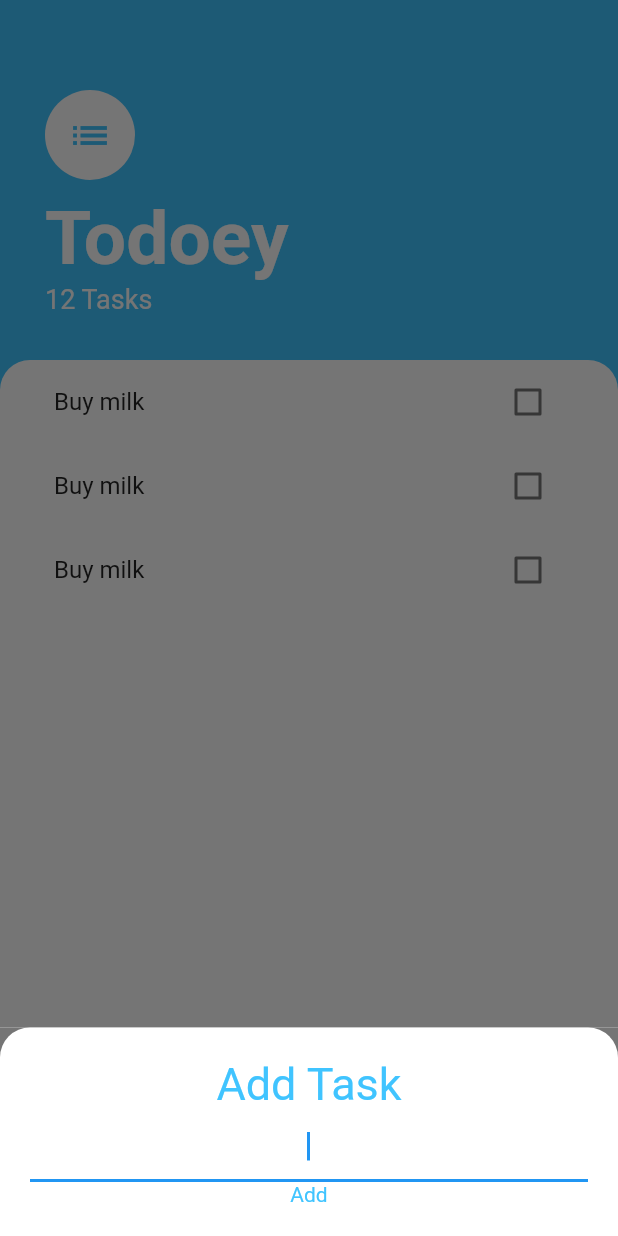
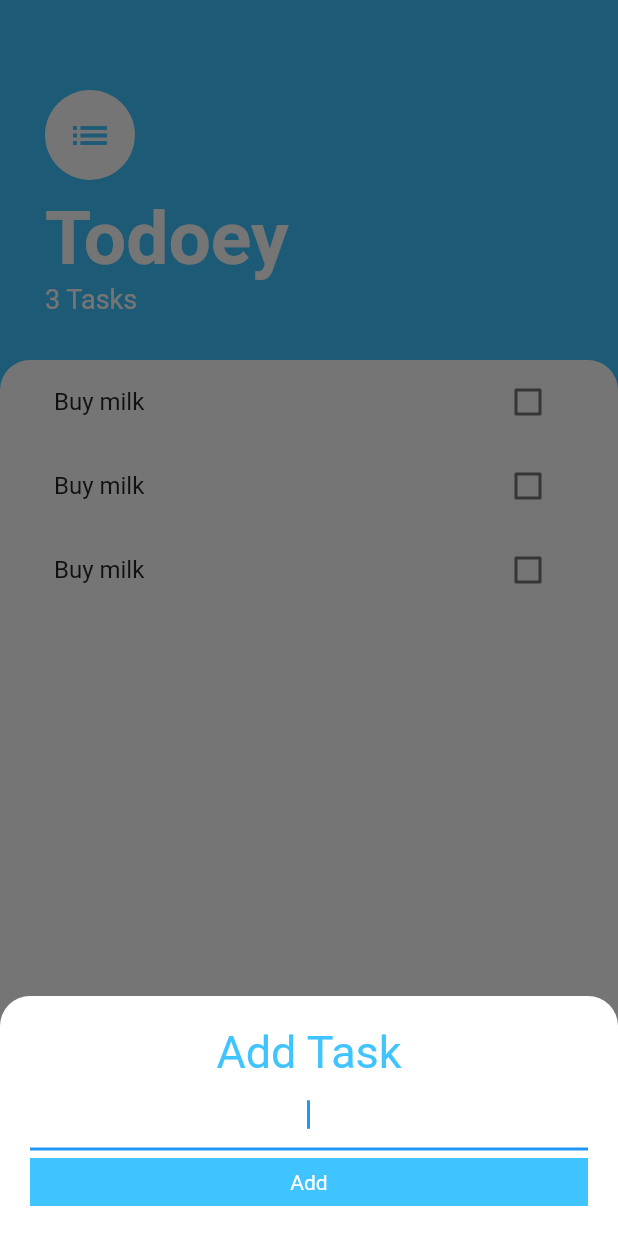
Before and after one commit to abayomiDare/todoey, a Flutter app: the screen it shows after launch, after a tap on the "add" icon, on a phone screen of 412 x 824 dp. Run offline on Flutter 3.47's test engine with Material 2 defaults, Android fonts, the phone set to English and light mode, and no system bars.

```diff
--- a/lib/screens/add_task.dart
+++ b/lib/screens/add_task.dart
@@ -32,15 +32,20 @@ class AddTaskScreen extends StatelessWidget {
                 newTaskTitle = value;
               },
             ),
+            const SizedBox(height: 5.0),
             GestureDetector(
                 onTap: () {
                   addTaskCallback(newTaskTitle!);
                 },
-                child: const SizedBox(
-                  child: Text(
-                    'Add',
-                    textAlign: TextAlign.center,
-                    style: TextStyle(color: Colors.lightBlueAccent),
+                child: Container(
+                  color: Colors.lightBlueAccent,
+                  child: const Padding(
+                    padding: EdgeInsets.all(8.0),
+                    child: Text(
+                      'Add',
+                      textAlign: TextAlign.center,
+                      style: TextStyle(color: Colors.white),
+                    ),
                   ),
                 )),
           ],
--- a/lib/screens/tasks_screen.dart
+++ b/lib/screens/tasks_screen.dart
@@ -24,14 +24,17 @@ class _TasksScreenState extends State<TasksScreen> {
       floatingActionButton: FloatingActionButton(
           onPressed: () {
             showModalBottomSheet(
-              // isScrollControlled: true,
+              isScrollControlled: true,
               context: context,
               builder: (BuildContext context) => SingleChildScrollView(
                 padding: EdgeInsets.only(
                     bottom: MediaQuery.of(context).viewInsets.bottom),
                 child: AddTaskScreen(
                   addTaskCallback: (newTaskTitle) {
-                    print(newTaskTitle);
+                    setState(() {
+                      tasks.add(Task(name: newTaskTitle));
+                    });
+                    Navigator.pop(context);
                   },
                 ),
               ),
@@ -47,15 +50,15 @@ class _TasksScreenState extends State<TasksScreen> {
                 top: 60.0, left: 30.0, right: 30.0, bottom: 30.0),
             child: Column(
               crossAxisAlignment: CrossAxisAlignment.start,
-              children: const [
-                CircleAvatar(
+              children: [
+                const CircleAvatar(
                   backgroundColor: Colors.white,
                   radius: 30.0,
                   child: Icon(Icons.list,
                       size: 30.0, color: Colors.lightBlueAccent),
                 ),
-                SizedBox(height: 10.0),
-                Text(
+                const SizedBox(height: 10.0),
+                const Text(
                   'Todoey',
                   style: TextStyle(
                       color: Colors.white,
@@ -63,8 +66,8 @@ class _TasksScreenState extends State<TasksScreen> {
                       fontWeight: FontWeight.w700),
                 ),
                 Text(
-                  '12 Tasks',
-                  style: TextStyle(color: Colors.white, fontSize: 18.0),
+                  '${tasks.length} Tasks',
+                  style: const TextStyle(color: Colors.white, fontSize: 18.0),
                 ),
               ],
             ),
```
